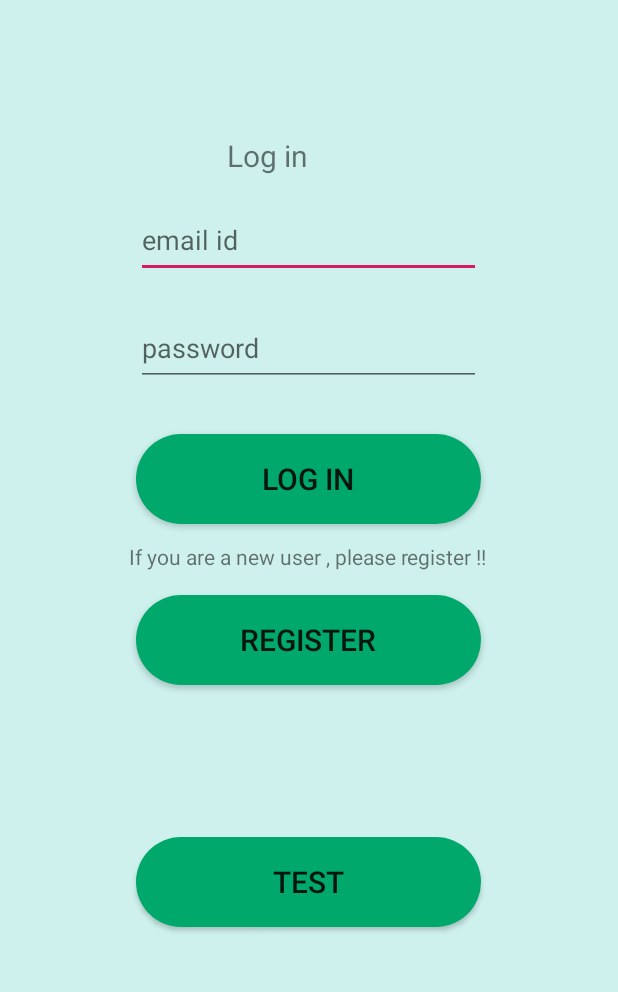
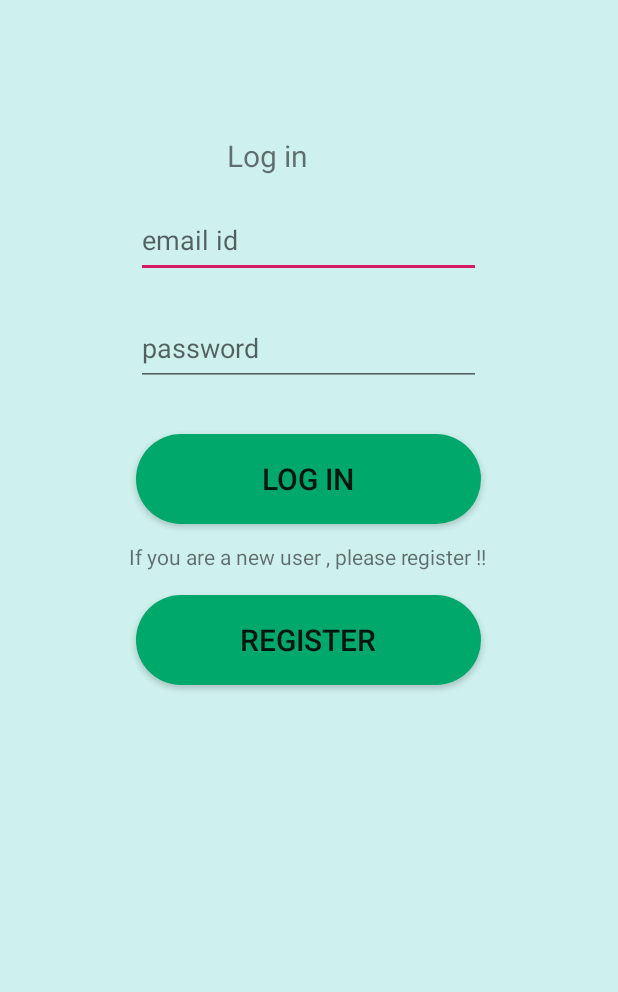
Before and after one commit to theallknowng/TheALKnowng, an Android app: the screen it shows after launch (MainActivity), on a phone screen of 412 x 824 dp, the part 169-1161 px from its top. Run offline under Robolectric (Android 15) with nearby library versions, the phone set to English and light mode, and no system bars; our stand-ins replace Volley.

Commit message:
Final Commit I guess ;)

```diff
--- a/Cropad/app/src/main/java/com/example/cropad/MainActivity.java
+++ b/Cropad/app/src/main/java/com/example/cropad/MainActivity.java
@@ -2,7 +2,9 @@ package com.example.cropad;
 
 import androidx.appcompat.app.AppCompatActivity;
 
+import android.content.Context;
 import android.content.Intent;
+import android.content.SharedPreferences;
 import android.os.Bundle;
 import android.view.View;
 import android.widget.Button;
@@ -25,6 +27,8 @@ public class MainActivity extends AppCompatActivity {
     String passvalue;
     String url="http://10.0.4.248:5656/user/login";
     private EditText user,p;
+    private static final String PREF_NAME = "LOGIN";
+
 
     public void firstpag(){
         Intent fp = new Intent(MainActivity.this, first_page.class);
@@ -46,6 +50,8 @@ public class MainActivity extends AppCompatActivity {
     protected void onCreate(Bundle savedInstanceState) {
         super.onCreate(savedInstanceState);
         setContentView(R.layout.activity_main);
+        final SharedPreferences sharedpreferences = getSharedPreferences(PREF_NAME, Context.MODE_PRIVATE);
+
 
         user = (EditText) findViewById(R.id.email_id);
         p = (EditText) findViewById(R.id.password);
@@ -59,14 +65,14 @@ public class MainActivity extends AppCompatActivity {
 
             }
         });
-
-        test = (Button) findViewById(R.id.test_but);
-        test.setOnClickListener(new View.OnClickListener() {
-            @Override
-            public void onClick(View view) {
-                testing();
-            }
-        });
+//
+//        test = (Button) findViewById(R.id.test_but);
+//        test.setOnClickListener(new View.OnClickListener() {
+//            @Override
+//            public void onClick(View view) {
+//                testing();
+//            }
+//        });
 
         login = (Button) findViewById(R.id.login_but);
         login.setOnClickListener(new View.OnClickListener() {
@@ -105,6 +111,9 @@ public class MainActivity extends AppCompatActivity {
                         }
 
                         if(success.equals("true")){
+                            SharedPreferences.Editor editor = sharedpreferences.edit();
+                            editor.putString(PREF_NAME,username);
+                            editor.apply();
                             firstpag();
                             finish();
                         }
--- a/Cropad/app/src/main/res/layout/activity_main.xml
+++ b/Cropad/app/src/main/res/layout/activity_main.xml
@@ -137,19 +137,19 @@
         app:layout_constraintTop_toBottomOf="@+id/textView2"
         app:layout_constraintVertical_bias="0.0" />
 
-    <Button
-        android:id="@+id/test_but"
-        android:layout_width="230dp"
-        android:layout_height="60dp"
-        android:background="@drawable/round_button"
-        android:text="TEST"
-        android:textSize="20dp"
-        app:layout_constraintBottom_toBottomOf="parent"
-        app:layout_constraintEnd_toEndOf="parent"
-        app:layout_constraintHorizontal_bias="0.497"
-        app:layout_constraintStart_toStartOf="parent"
-        app:layout_constraintTop_toBottomOf="@+id/register_but"
-        app:layout_constraintVertical_bias="0.519" />
+<!--    <Button-->
+<!--        android:id="@+id/test_but"-->
+<!--        android:layout_width="230dp"-->
+<!--        android:layout_height="60dp"-->
+<!--        android:background="@drawable/round_button"-->
+<!--        android:text="TEST"-->
+<!--        android:textSize="20dp"-->
+<!--        app:layout_constraintBottom_toBottomOf="parent"-->
+<!--        app:layout_constraintEnd_toEndOf="parent"-->
+<!--        app:layout_constraintHorizontal_bias="0.497"-->
+<!--        app:layout_constraintStart_toStartOf="parent"-->
+<!--        app:layout_constraintTop_toBottomOf="@+id/register_but"-->
+<!--        app:layout_constraintVertical_bias="0.519" />-->
 
 
 </androidx.constraintlayout.widget.ConstraintLayout>
```
Also changed, not shown: Cropad/app/src/main/java/com/example/cropad/Inputform.java (+84 -0 lines), Cropad/app/src/main/java/com/example/cropad/first_page.java (+8 -0 lines), 2 other files.
